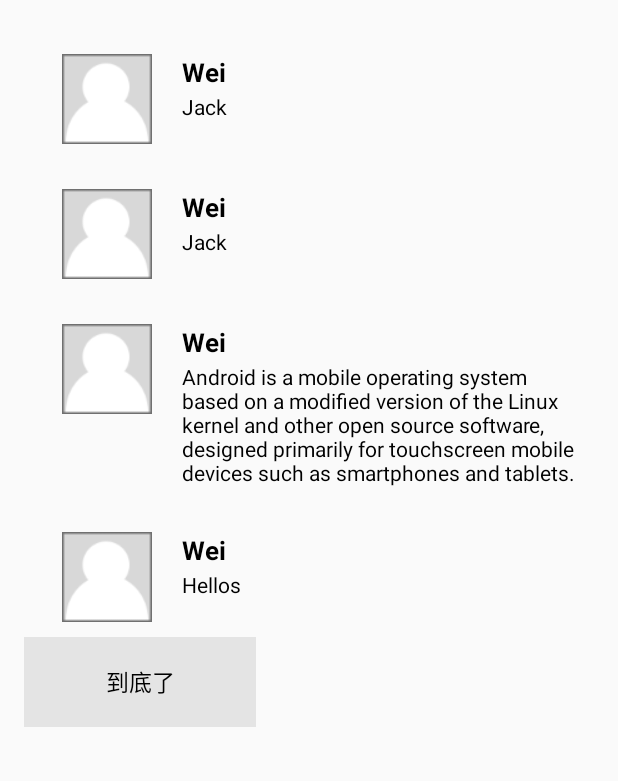
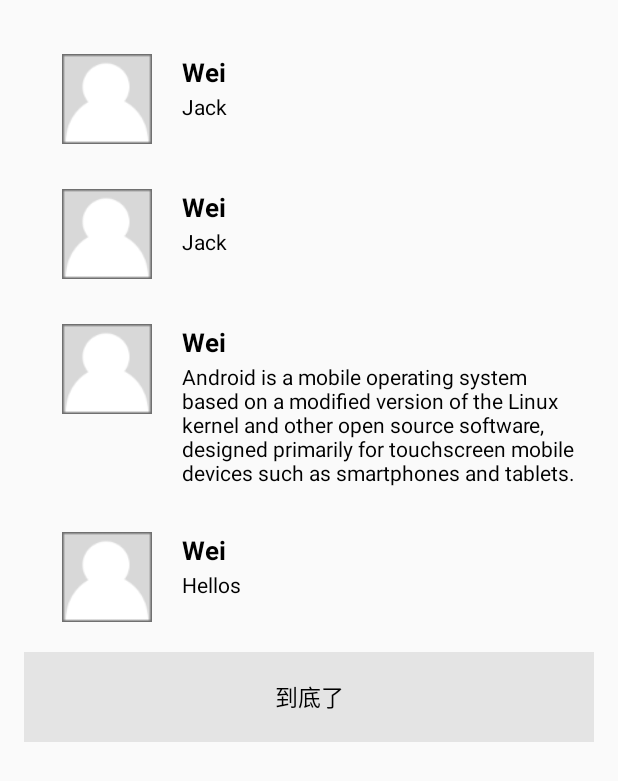
Before and after one commit to Weii-Dev9/AndroidPractice, an Android app: the TweetsActivity screen opened directly, with no data from a screen before it, on a phone screen of 412 x 824 dp. Shown: the top 781 px of the screen. Run offline under Robolectric (Android 15) with nearby library versions, the phone set to English and light mode, and no system bars.

Commit message:
add bottom

```diff
--- a/app/src/main/java/com/thoughtworks/androidtrain/helloworld/TweetsActivity.kt
+++ b/app/src/main/java/com/thoughtworks/androidtrain/helloworld/TweetsActivity.kt
@@ -7,7 +7,6 @@ import androidx.recyclerview.widget.RecyclerView
 import com.google.gson.Gson
 import com.google.gson.reflect.TypeToken
 import com.thoughtworks.androidtrain.helloworld.adapters.TweetAdapter
-import com.thoughtworks.androidtrain.helloworld.data.model.Sender
 import com.thoughtworks.androidtrain.helloworld.data.model.Tweet
 
 class TweetsActivity : AppCompatActivity() {
@@ -17,7 +16,7 @@ class TweetsActivity : AppCompatActivity() {
         initUI()
     }
 
-    private fun initUI(){
+    private fun initUI() {
         // Lookup the recyclerview in activity layout
         val rvContents = findViewById<RecyclerView>(R.id.rvContent)
         // Initialize tweets
@@ -25,11 +24,13 @@ class TweetsActivity : AppCompatActivity() {
         val tweet1 = """[{"content":"Jack", "sender":{"username":"Wang","nick":"Wei"}},
                          {"content":"Jack", "sender":{"username":"Wang","nick":"Wei"}},
                          {"content":"Android is a mobile operating system based on a modified version of the Linux kernel and other open source software, designed primarily for touchscreen mobile devices such as smartphones and tablets.", "sender":{"username":"Wang","nick":"Wei"}},
-                         {"content":"Hellos", "sender":{"username":"Wang","nick":"Wei"},"type":2}]"""
+                         {"content":"Hellos", "sender":{"username":"Wang","nick":"Wei"}}
+                         ]"""
             .trimMargin()
-        val tweets2: List<Tweet> =
+        val tweets2: ArrayList<Tweet> =
             gson.fromJson(tweet1, object : TypeToken<List<Tweet?>?>() {}.type)
-//        val tw1 = Tweet(content = "Jack",
+
+//        val tw1 = DataModel.Tweet(content = "Jack",
 //            sender = Sender(username = "Wang", nick = "Wei", ""),
 //            images = null,
 //            comments = null,
@@ -49,7 +50,8 @@ class TweetsActivity : AppCompatActivity() {
 //        val tw11 = tw1.copy(content = "Android is a mobile operating system based on a modified version of the Linux kernel and other\n" +
 //                "open source software, designed primarily for touchscreen mobile devices such as smartphones and\n" +
 //                "tablets.")
-//        val tweets: List<Tweet> = listOf(tw1,tw2,tw3,tw4,tw5,tw6,tw7,tw8,tw9,tw10,tw11)
+//        val tw12 = DataModel.Bottom(text = "到底了")
+//        val tweets2: List<DataModel> = listOf(tw1,tw2,tw3,tw4,tw5,tw6,tw7,tw8,tw9,tw10,tw11,tw12)
 
         // Create adapter passing in the sample user data
         val adapter = TweetAdapter(tweets2)
--- a/app/src/main/java/com/thoughtworks/androidtrain/helloworld/adapters/TweetAdapter.kt
+++ b/app/src/main/java/com/thoughtworks/androidtrain/helloworld/adapters/TweetAdapter.kt
@@ -1,8 +1,10 @@
 package com.thoughtworks.androidtrain.helloworld.adapters
 
+import android.app.Dialog
 import android.view.LayoutInflater
 import android.view.View
 import android.view.ViewGroup
+import android.widget.Button
 import android.widget.TextView
 import androidx.recyclerview.widget.RecyclerView
 import com.thoughtworks.androidtrain.helloworld.R
@@ -12,28 +14,21 @@ import com.thoughtworks.androidtrain.helloworld.data.model.Tweet
 // Note that we specify the custom ViewHolder which gives us access to our views
 @Suppress("IMPLICIT_BOXING_IN_IDENTITY_EQUALS")
 class TweetAdapter(private val tweets: List<Tweet>) :
-    RecyclerView.Adapter<TweetAdapter.ViewHolder>() {
+    RecyclerView.Adapter<RecyclerView.ViewHolder>() {
 
     // Provide a direct reference to each of the views within a data item
     // Used to cache the views within the item layout for fast access
-    inner class ViewHolder(itemView: View) : RecyclerView.ViewHolder(itemView) {
+    class TweetViewHolder(itemView: View) : RecyclerView.ViewHolder(itemView) {
         // Your holder should contain and initialize a member variable
         // for any view that will be set as you render a row
-        val nickSender: TextView = itemView.findViewById(R.id.nickSender)
+        var nickSender: TextView = itemView.findViewById(R.id.nickSender)
         val contentTweet: TextView = itemView.findViewById(R.id.contentTweet)
-        fun bind(position: Int) {
-            val recyclerViewModel = tweets[position]
-            if (recyclerViewModel.error != null || recyclerViewModel.unknownError == "unknown error") {
-                return
-            }
-            nickSender.text = recyclerViewModel.sender?.nick
-            contentTweet.text = recyclerViewModel.content
-            //屏蔽error
-        }
+
     }
+    class BottomViewHolder(itemView: View) : RecyclerView.ViewHolder(itemView)
 
-    override fun onCreateViewHolder(parent: ViewGroup, viewType: Int): ViewHolder {
-        val context = parent.context
+    override fun onCreateViewHolder(parent: ViewGroup, viewType: Int): RecyclerView.ViewHolder {
+//        val context = parent.context
 //        val inflater = LayoutInflater.from(context)
 //        // Inflate the custom layout   注意：root为parent时数据显示错误
 //        val tweetView = inflater.inflate(R.layout.tweets_item_layout, null, false)
@@ -43,34 +38,35 @@ class TweetAdapter(private val tweets: List<Tweet>) :
 //        val tweetView = inflater.inflate(R.layout.tweets_last_item_layout, null, false)
 //        // Return a new holder instance
 //        return BottomViewHolder(tweetView)
-        val layout = when (viewType) {
-            THE_FIRST_VIEW -> R.layout.tweets_item_layout
-            THE_SECOND_VIEW -> R.layout.tweets_last_item_layout
-            else -> throw IllegalArgumentException("Invalid type")
+
+        val inflater: LayoutInflater = LayoutInflater.from(parent.context)
+        return when(viewType){
+            THE_SECOND_VIEW -> BottomViewHolder(
+                inflater.inflate(R.layout.tweets_last_item_layout,parent,false)
+            )else -> TweetViewHolder(inflater.inflate(R.layout.tweets_item_layout,null,false))
         }
-
-        val view = LayoutInflater
-            .from(parent.context)
-            .inflate(layout, null, false)
-        return ViewHolder(view)
     }
 
-    override fun onBindViewHolder(holder: ViewHolder, position: Int) {
+    override fun onBindViewHolder(holder: RecyclerView.ViewHolder, position: Int) {
         // Get the data model based on position
         // Set item views based on your views and data model
-        holder.bind(position)
-    }
-    override fun getItemViewType(position: Int): Int {
-        return if(tweets[position].type==2){
-            THE_SECOND_VIEW
-        }else{
-            THE_FIRST_VIEW
+        if(getItemViewType(position) == THE_FIRST_VIEW){
+            val tweetViewHolder = holder as TweetViewHolder
+            val tweet: Tweet = tweets[position]
+            tweetViewHolder.nickSender.text = tweet.sender?.nick
+            tweetViewHolder.contentTweet.text = tweet.content
+
         }
     }
 
     override fun getItemCount(): Int {
-        return tweets.size
+        return tweets.size+1
     }
+
+    override fun getItemViewType(position: Int): Int {
+        return if(position<tweets.size) THE_FIRST_VIEW else THE_SECOND_VIEW
+    }
+
 
     companion object {
         const val THE_FIRST_VIEW = 1
--- a/app/src/main/java/com/thoughtworks/androidtrain/helloworld/data/model/Tweet.kt
+++ b/app/src/main/java/com/thoughtworks/androidtrain/helloworld/data/model/Tweet.kt
@@ -9,6 +9,5 @@ data class Tweet(
     val comments: List<Comment>?,
     val error: String?,
     @SerializedName("unknown error")
-    val unknownError: String?,
-    val type: Int?
+    val unknownError: String?
 )
--- a/app/src/main/res/layout/tweets_last_item_layout.xml
+++ b/app/src/main/res/layout/tweets_last_item_layout.xml
@@ -1,56 +1,19 @@
 <?xml version="1.0" encoding="utf-8"?>
 <LinearLayout xmlns:android="http://schemas.android.com/apk/res/android"
-    android:orientation="vertical"
-    android:layout_width="match_parent"
-    android:layout_height="wrap_content"
-    android:paddingTop="20dp"
-    android:paddingBottom="10dp">
-    <LinearLayout
     android:layout_width="match_parent"
     android:layout_height="wrap_content"
     android:orientation="horizontal">
-        <ImageView
-            android:id="@+id/avatar"
-            android:layout_width="60dp"
-            android:layout_height="60dp"
-            android:layout_marginStart="25dp"
-            android:src="@mipmap/avatar"/>
-        <LinearLayout
-            android:layout_width="match_parent"
-            android:layout_height="wrap_content"
-            android:orientation="vertical"
-            android:layout_marginEnd="10dp"
-            android:layout_marginStart="20dp">
-            <TextView
-                android:id="@+id/nickSender"
-                android:layout_width="wrap_content"
-                android:textColor="@color/black"
-                android:textStyle="bold"
-                android:textSize="17sp"
-                android:layout_height="wrap_content" />
-            <TextView
-                android:id="@+id/contentTweet"
-                android:layout_width="wrap_content"
-                android:textColor="@color/black"
-                android:layout_marginTop="1dp"
-                android:layout_height="wrap_content" />
-        </LinearLayout>
-    </LinearLayout>
-    <LinearLayout
-        android:layout_width="match_parent"
-        android:layout_height="wrap_content"
-        android:orientation="horizontal">
+
     <TextView
         android:id="@+id/bottom"
         android:layout_width="0dp"
+        android:layout_height="60dp"
+        android:layout_marginTop="10dp"
         android:layout_weight="1"
-            android:layout_height="60dp"
+        android:text="@string/bottom_text"
+        android:background="#e4e4e4"
         android:gravity="center"
-            android:layout_marginTop="10dp"
-            android:text="@string/bottom_text"
         android:textColor="@color/black"
-            android:background="#e4e4e4"
-            android:textSize="15sp"/>
-    </LinearLayout>
+        android:textSize="15sp" />
 
 </LinearLayout>
```
Lines whose indentation alone changed are shown as unchanged.
